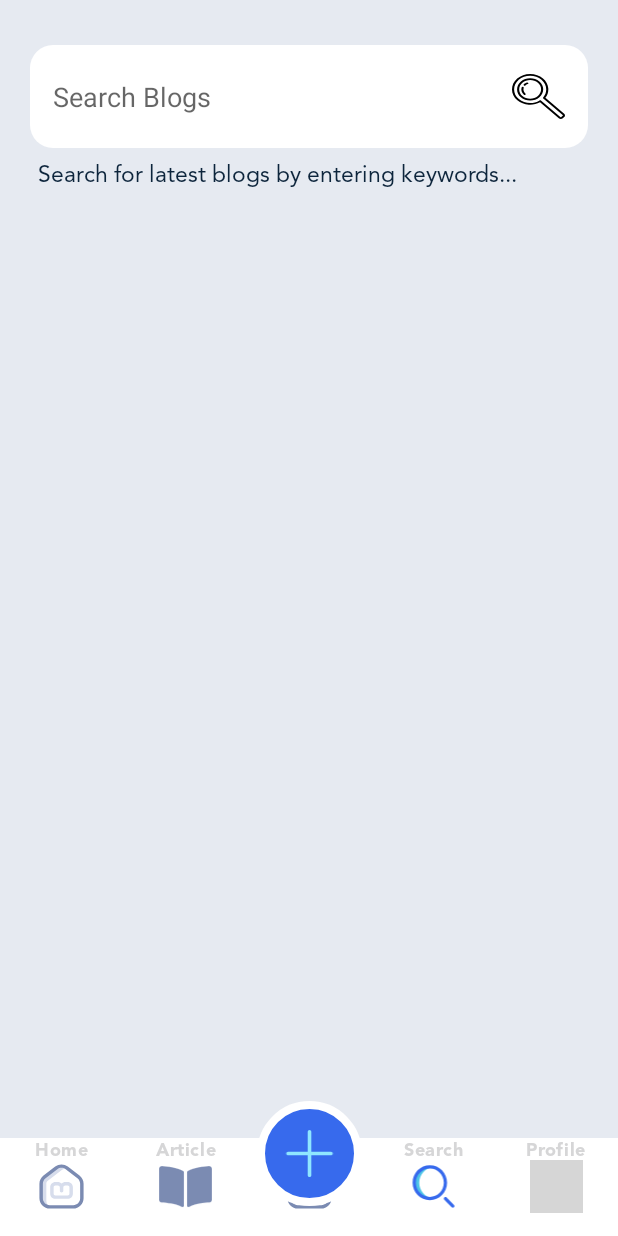
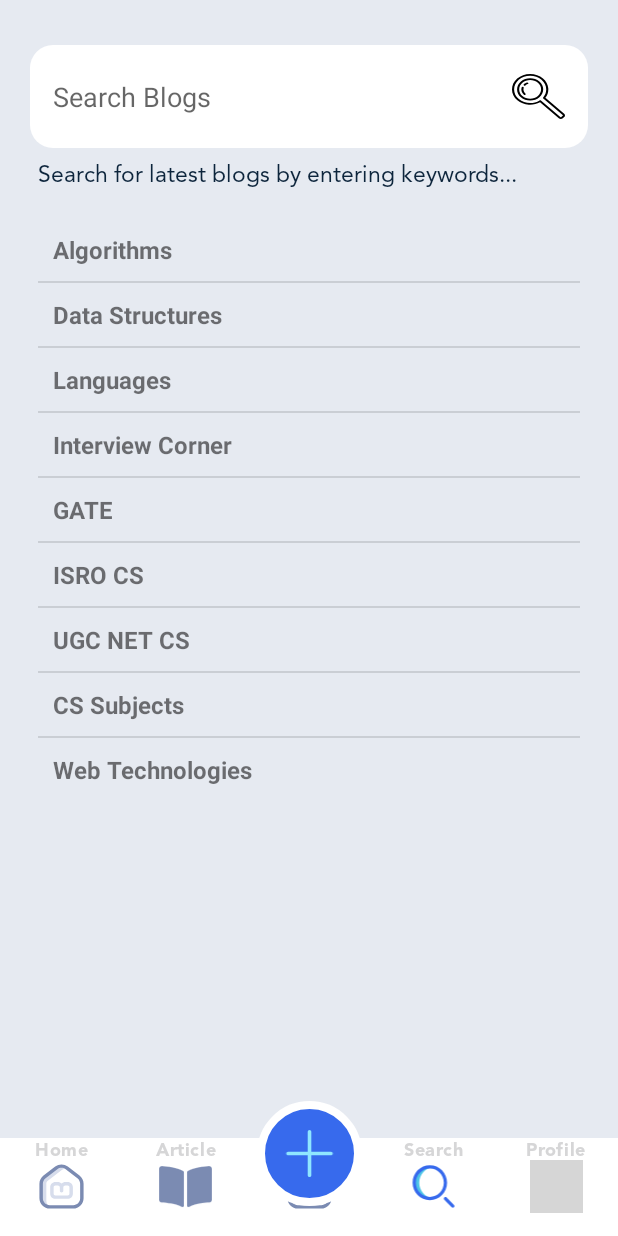
Before and after one commit to SiddyDevelops/Blogaro, an Android app: the screen it shows after launch (MainDashboard), item 4 of the bottom bar chosen, on a phone screen of 412 x 824 dp. Run offline under Robolectric (Android 15) with nearby library versions, the phone set to English and light mode, and no system bars; grey boxes are pictures that could not be loaded.

Commit message:
Added SearchLV-C7D

```diff
--- a/Blogaro/app/src/main/java/com/siddydevelops/blogaro/NavFragments/FragmentProfile.java
+++ b/Blogaro/app/src/main/java/com/siddydevelops/blogaro/NavFragments/FragmentProfile.java
@@ -27,12 +27,6 @@ public class FragmentProfile extends Fragment {
     CardView postBTN;
     CardView followingBTN;
     CardView followersBTN;
-
-//    RecyclerView programingList = findViewById(R.id.programingList);
-//
-//        programingList.setLayoutManager(new LinearLayoutManager(this));
-//    String[] languages = {"Java","JavaScript","C#","PHP","C","C++","Python","Java","JavaScript","C#","PHP","C","C++","Python"};
-//        programingList.setAdapter(new RecyclerviewAdapter(languages));
 
     public FragmentProfile() {
         // Required empty public constructor
--- a/Blogaro/app/src/main/java/com/siddydevelops/blogaro/NavFragments/FragmentSearch.java
+++ b/Blogaro/app/src/main/java/com/siddydevelops/blogaro/NavFragments/FragmentSearch.java
@@ -1,16 +1,29 @@
 package com.siddydevelops.blogaro.NavFragments;
 
+import android.content.Context;
 import android.os.Bundle;
 
+import androidx.annotation.NonNull;
+import androidx.annotation.Nullable;
 import androidx.fragment.app.Fragment;
 
 import android.view.LayoutInflater;
 import android.view.View;
 import android.view.ViewGroup;
+import android.widget.ArrayAdapter;
+import android.widget.ListView;
 
 import com.siddydevelops.blogaro.R;
 
 public class FragmentSearch extends Fragment {
+
+    ListView searchListView;
+    String tutorials[]
+            = { "Algorithms", "Data Structures",
+            "Languages", "Interview Corner",
+            "GATE", "ISRO CS",
+            "UGC NET CS", "CS Subjects",
+            "Web Technologies" };
 
     public FragmentSearch() {
         // Required empty public constructor
@@ -22,4 +35,14 @@ public class FragmentSearch extends Fragment {
         // Inflate the layout for this fragment
         return inflater.inflate(R.layout.fragment_search, container, false);
     }
+
+    @Override
+    public void onViewCreated(@NonNull View view, @Nullable Bundle savedInstanceState) {
+        super.onViewCreated(view, savedInstanceState);
+
+        searchListView = view.findViewById(R.id.searchListView);
+        ArrayAdapter<String> arrayAdapter = new ArrayAdapter<String>(getActivity(),R.layout.list_view_item,tutorials);
+        searchListView.setAdapter(arrayAdapter);
+
+    }
 }
--- a/Blogaro/app/src/main/res/layout/fragment_search.xml
+++ b/Blogaro/app/src/main/res/layout/fragment_search.xml
@@ -43,6 +43,7 @@
         app:tint="@android:color/black" />
 
     <TextView
+        android:id="@+id/textView3"
         android:layout_width="wrap_content"
         android:layout_height="wrap_content"
         android:layout_marginStart="25dp"
@@ -54,4 +55,15 @@
         app:layout_constraintStart_toStartOf="parent"
         app:layout_constraintTop_toBottomOf="@+id/searchEditText" />
 
+    <ListView
+        android:id="@+id/searchListView"
+        android:layout_width="match_parent"
+        android:layout_height="wrap_content"
+        android:layout_marginTop="20dp"
+        android:layout_marginStart="25dp"
+        android:layout_marginEnd="25dp"
+        app:layout_constraintEnd_toEndOf="parent"
+        app:layout_constraintStart_toStartOf="parent"
+        app:layout_constraintTop_toBottomOf="@+id/textView3" />
+
 </androidx.constraintlayout.widget.ConstraintLayout>
--- /dev/null
+++ b/Blogaro/app/src/main/res/layout/list_view_item.xml
@@ -0,0 +1,11 @@
+<?xml version="1.0" encoding="utf-8"?>
+<!--  Single List Item Design -->
+
+<TextView xmlns:android="http://schemas.android.com/apk/res/android"
+    android:id="@+id/label"
+    android:layout_width="fill_parent"
+    android:layout_height="fill_parent"
+    android:padding="10dip"
+    android:textSize="16sp"
+    android:textStyle="bold" >
+</TextView>
```
